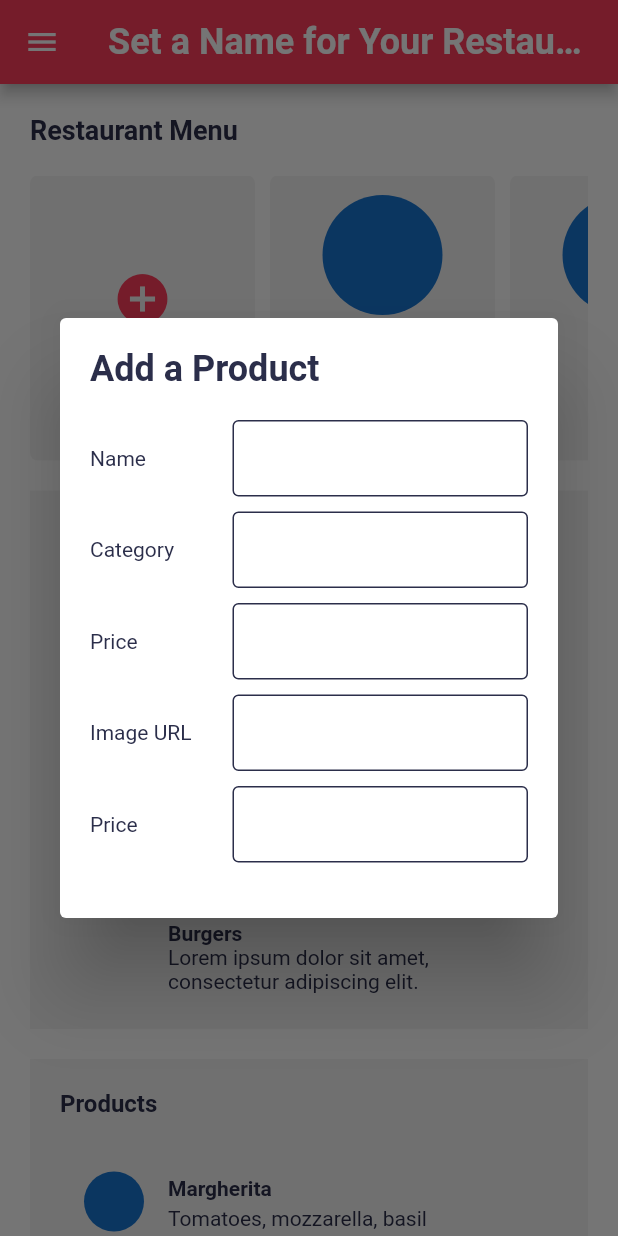
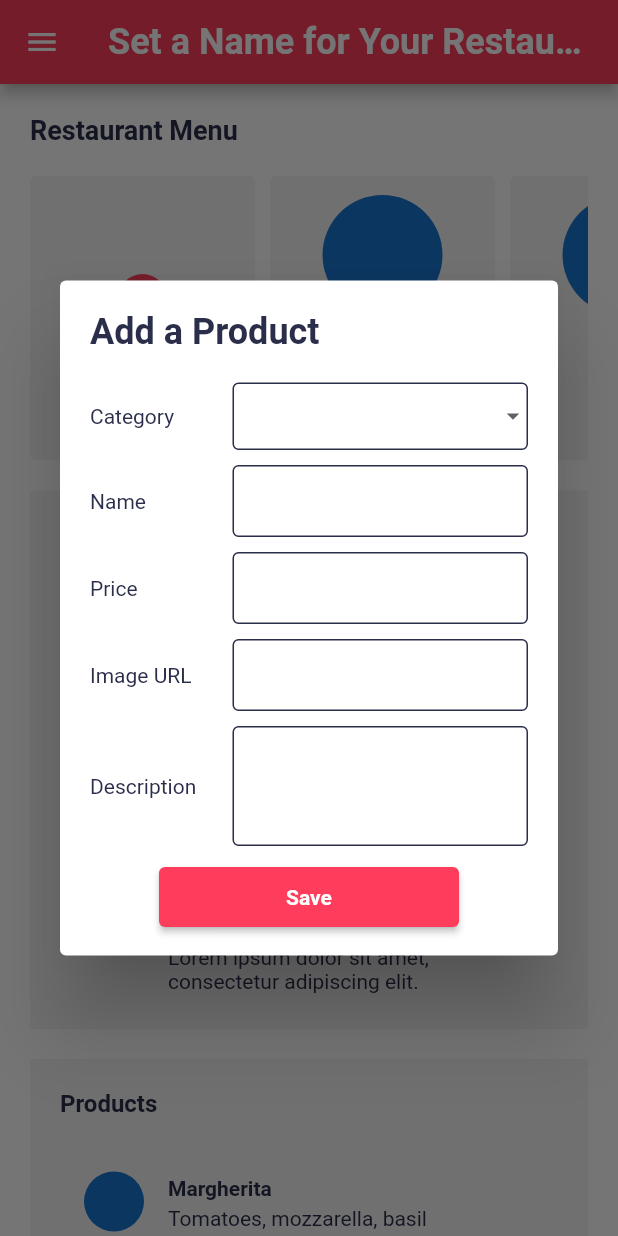
Before and after one commit to maxonflutter/flutter_food_delivery_restaurant_admin_panel, a Flutter app: the screen it shows after launch, after a tap on the "add circle" icon, on a phone screen of 412 x 824 dp. Run offline on Flutter 3.47's test engine with Material 2 defaults, Android fonts, the phone set to English and light mode, and no system bars; our stand-ins replace bloc, equatable, flutter_bloc; network calls fail; Roboto replaces fonts that are missing (Futura).

Commit message:
Add a new product

```diff
--- a/lib/blocs/product/product_bloc.dart
+++ b/lib/blocs/product/product_bloc.dart
@@ -16,6 +16,7 @@ class ProductBloc extends Bloc<ProductEvent, ProductState> {
       : _categoryBloc = categoryBloc,
         super(ProductLoading()) {
     on<LoadProducts>(_onLoadProducts);
+    on<AddProduct>(_onAddProduct);
     on<UpdateProducts>(_onUpdateProducts);
     on<SortProducts>(_onSortProducts);
 
@@ -36,6 +37,22 @@ class ProductBloc extends Bloc<ProductEvent, ProductState> {
   ) async {
     await Future<void>.delayed(const Duration(seconds: 1));
     emit(ProductLoaded(products: event.products));
+  }
+
+  void _onAddProduct(
+    AddProduct event,
+    Emitter<ProductState> emit,
+  ) {
+    if (state is ProductLoaded) {
+      print('Adding Product');
+      emit(
+        ProductLoaded(
+          products: List.from((state as ProductLoaded).products)
+            ..add(event.product),
+        ),
+      );
+      print(state);
+    }
   }
 
   void _onUpdateProducts(
--- a/lib/blocs/product/product_event.dart
+++ b/lib/blocs/product/product_event.dart
@@ -14,6 +14,15 @@ class LoadProducts extends ProductEvent {
 
   @override
   List<Object> get props => [products];
+}
+
+class AddProduct extends ProductEvent {
+  final Product product;
+
+  const AddProduct({required this.product});
+
+  @override
+  List<Object> get props => [product];
 }
 
 class UpdateProducts extends ProductEvent {
--- a/lib/models/product_model.dart
+++ b/lib/models/product_model.dart
@@ -1,22 +1,22 @@
 import 'package:equatable/equatable.dart';
 
 class Product extends Equatable {
-  final String id;
+  final String? id;
   final String name;
   final String category;
   final String description;
   final String imageUrl;
   final double price;
-  final int index;
+  final int? index;
 
   const Product({
-    required this.id,
+    this.id,
     required this.name,
     required this.category,
     required this.description,
     required this.imageUrl,
     required this.price,
-    required this.index,
+    this.index,
   });
 
   Product copyWith({
@@ -71,7 +71,6 @@ class Product extends Equatable {
       price: 4.99,
       imageUrl:
           'https://images.unsplash.com/photo-1540189549336-e6e99c3679fe?ixlib=rb-1.2.1&ixid=MnwxMjA3fDB8MHxwaG90by1wYWdlfHx8fGVufDB8fHx8&auto=format&fit=crop&w=687&q=80',
-      index: 0,
     ),
     Product(
       id: '2',
@@ -81,7 +80,6 @@ class Product extends Equatable {
       price: 4.99,
       imageUrl:
           'https://images.unsplash.com/photo-1540189549336-e6e99c3679fe?ixlib=rb-1.2.1&ixid=MnwxMjA3fDB8MHxwaG90by1wYWdlfHx8fGVufDB8fHx8&auto=format&fit=crop&w=687&q=80',
-      index: 1,
     ),
     Product(
       id: '3',
@@ -91,7 +89,6 @@ class Product extends Equatable {
       price: 4.99,
       imageUrl:
           'https://images.unsplash.com/photo-1540189549336-e6e99c3679fe?ixlib=rb-1.2.1&ixid=MnwxMjA3fDB8MHxwaG90by1wYWdlfHx8fGVufDB8fHx8&auto=format&fit=crop&w=687&q=80',
-      index: 2,
     ),
     Product(
       id: '4',
@@ -101,7 +98,6 @@ class Product extends Equatable {
       price: 4.99,
       imageUrl:
           'https://images.unsplash.com/photo-1540189549336-e6e99c3679fe?ixlib=rb-1.2.1&ixid=MnwxMjA3fDB8MHxwaG90by1wYWdlfHx8fGVufDB8fHx8&auto=format&fit=crop&w=687&q=80',
-      index: 3,
     ),
     Product(
       id: '5',
@@ -111,7 +107,6 @@ class Product extends Equatable {
       price: 1.99,
       imageUrl:
           'https://images.unsplash.com/photo-1540189549336-e6e99c3679fe?ixlib=rb-1.2.1&ixid=MnwxMjA3fDB8MHxwaG90by1wYWdlfHx8fGVufDB8fHx8&auto=format&fit=crop&w=687&q=80',
-      index: 4,
     ),
     Product(
       id: '6',
@@ -121,7 +116,6 @@ class Product extends Equatable {
       price: 1.99,
       imageUrl:
           'https://images.unsplash.com/photo-1540189549336-e6e99c3679fe?ixlib=rb-1.2.1&ixid=MnwxMjA3fDB8MHxwaG90by1wYWdlfHx8fGVufDB8fHx8&auto=format&fit=crop&w=687&q=80',
-      index: 5,
     ),
     Product(
       id: '7',
@@ -131,7 +125,6 @@ class Product extends Equatable {
       price: 1.99,
       imageUrl:
           'https://images.unsplash.com/photo-1540189549336-e6e99c3679fe?ixlib=rb-1.2.1&ixid=MnwxMjA3fDB8MHxwaG90by1wYWdlfHx8fGVufDB8fHx8&auto=format&fit=crop&w=687&q=80',
-      index: 6,
     ),
     Product(
       id: '8',
@@ -141,7 +134,6 @@ class Product extends Equatable {
       price: 1.99,
       imageUrl:
           'https://images.unsplash.com/photo-1540189549336-e6e99c3679fe?ixlib=rb-1.2.1&ixid=MnwxMjA3fDB8MHxwaG90by1wYWdlfHx8fGVufDB8fHx8&auto=format&fit=crop&w=687&q=80',
-      index: 7,
     ),
     Product(
       id: '9',
@@ -151,7 +143,6 @@ class Product extends Equatable {
       price: 1.99,
       imageUrl:
           'https://images.unsplash.com/photo-1540189549336-e6e99c3679fe?ixlib=rb-1.2.1&ixid=MnwxMjA3fDB8MHxwaG90by1wYWdlfHx8fGVufDB8fHx8&auto=format&fit=crop&w=687&q=80',
-      index: 8,
     ),
     Product(
       id: '10',
@@ -161,7 +152,6 @@ class Product extends Equatable {
       price: 9.99,
       imageUrl:
           'https://images.unsplash.com/photo-1540189549336-e6e99c3679fe?ixlib=rb-1.2.1&ixid=MnwxMjA3fDB8MHxwaG90by1wYWdlfHx8fGVufDB8fHx8&auto=format&fit=crop&w=687&q=80',
-      index: 9,
     ),
     Product(
       id: '11',
@@ -171,7 +161,6 @@ class Product extends Equatable {
       price: 9.99,
       imageUrl:
           'https://images.unsplash.com/photo-1540189549336-e6e99c3679fe?ixlib=rb-1.2.1&ixid=MnwxMjA3fDB8MHxwaG90by1wYWdlfHx8fGVufDB8fHx8&auto=format&fit=crop&w=687&q=80',
-      index: 10,
     )
   ];
 }
--- a/lib/screens/menu/menu_screen.dart
+++ b/lib/screens/menu/menu_screen.dart
@@ -20,24 +20,7 @@ class MenuScreen extends StatelessWidget {
       body: CustomLayout(
         title: 'Restaurant Menu',
         widgets: [
-          SizedBox(
-            width: double.infinity,
-            height: 200,
-            child: Padding(
-              padding: const EdgeInsets.only(bottom: 10.0),
-              child: ListView.builder(
-                shrinkWrap: true,
-                scrollDirection: Axis.horizontal,
-                itemCount: Product.products.length,
-                itemBuilder: (BuildContext context, int index) {
-                  return ProductCard(
-                    product: Product.products[index],
-                    index: index,
-                  );
-                },
-              ),
-            ),
-          ),
+          _buildProductCarousel(),
           const SizedBox(height: 10),
           Responsive.isWideDesktop(context) || Responsive.isDesktop(context)
               ? Container(
@@ -68,6 +51,42 @@ class MenuScreen extends StatelessWidget {
                 ),
         ],
       ),
+    );
+  }
+
+  BlocBuilder<ProductBloc, ProductState> _buildProductCarousel() {
+    return BlocBuilder<ProductBloc, ProductState>(
+      builder: (context, state) {
+        if (state is ProductLoading) {
+          return Center(
+            child: CircularProgressIndicator(
+              color: Theme.of(context).colorScheme.primary,
+            ),
+          );
+        }
+        if (state is ProductLoaded) {
+          return SizedBox(
+            width: double.infinity,
+            height: 200,
+            child: Padding(
+              padding: const EdgeInsets.only(bottom: 10.0),
+              child: ListView.builder(
+                shrinkWrap: true,
+                scrollDirection: Axis.horizontal,
+                itemCount: state.products.length,
+                itemBuilder: (BuildContext context, int index) {
+                  return ProductCard(
+                    product: state.products[index],
+                    index: index,
+                  );
+                },
+              ),
+            ),
+          );
+        } else {
+          return const Text('Something went wrong.');
+        }
+      },
     );
   }
 
--- /dev/null
+++ b/lib/widgets/custom_dropdown_button.dart
@@ -0,0 +1,58 @@
+import 'package:flutter/material.dart';
+
+class CustomDropdownButton extends StatelessWidget {
+  final List<String> items;
+  final Function(String?)? onChanged;
+
+  const CustomDropdownButton({
+    Key? key,
+    required this.items,
+    required this.onChanged,
+  }) : super(key: key);
+
+  @override
+  Widget build(BuildContext context) {
+    return Row(
+      children: [
+        SizedBox(
+          width: 75,
+          child: Text(
+            'Category',
+            style: Theme.of(context).textTheme.headline6,
+          ),
+        ),
+        const SizedBox(width: 20),
+        Expanded(
+          child: SizedBox(
+            height: 45,
+            child: DropdownButtonFormField(
+              iconSize: 20,
+              decoration: InputDecoration(
+                focusedBorder: OutlineInputBorder(
+                  borderSide: BorderSide(
+                    color: Theme.of(context).colorScheme.primary,
+                  ),
+                ),
+                enabledBorder: OutlineInputBorder(
+                  borderSide: BorderSide(
+                    color: Theme.of(context).colorScheme.onBackground,
+                  ),
+                ),
+              ),
+              items: items.map((value) {
+                return DropdownMenuItem<String>(
+                  value: value,
+                  child: Text(
+                    value,
+                    style: Theme.of(context).textTheme.headline6,
+                  ),
+                );
+              }).toList(),
+              onChanged: onChanged,
+            ),
+          ),
+        ),
+      ],
+    );
+  }
+}
--- a/lib/widgets/custom_text_form_field.dart
+++ b/lib/widgets/custom_text_form_field.dart
@@ -37,9 +37,8 @@ class CustomTextFormField extends StatelessWidget {
               maxLines: maxLines,
               initialValue: initialValue,
               onChanged: onChanged,
-              onEditingComplete: () {
-                print('Done');
-              },
+              onEditingComplete: () {},
+              style: Theme.of(context).textTheme.headline6,
               decoration: InputDecoration(
                 isDense: true,
                 focusedBorder: OutlineInputBorder(
--- a/lib/widgets/product_card.dart
+++ b/lib/widgets/product_card.dart
@@ -1,4 +1,6 @@
 import 'package:flutter/material.dart';
+import 'package:flutter_bloc/flutter_bloc.dart';
+import 'package:flutter_food_delivery_backend/blocs/product/product_bloc.dart';
 import 'package:flutter_food_delivery_backend/models/models.dart';
 import 'package:flutter_food_delivery_backend/widgets/widgets.dart';
 
@@ -30,64 +32,7 @@ class ProductCard extends StatelessWidget {
                     showDialog(
                       context: context,
                       builder: (BuildContext context) {
-                        return Dialog(
-                          child: Container(
-                            height: 400,
-                            width: 500,
-                            padding: const EdgeInsets.all(20.0),
-                            child: Column(
-                              crossAxisAlignment: CrossAxisAlignment.start,
-                              children: [
-                                Text(
-                                  'Add a Product',
-                                  style: Theme.of(context).textTheme.headline2,
-                                ),
-                                const SizedBox(height: 20),
-                                CustomTextFormField(
-                                  maxLines: 1,
-                                  title: 'Name',
-                                  hasTitle: true,
-                                  initialValue: '',
-                                  onChanged: (value) {},
-                                ),
-                                CustomTextFormField(
-                                  maxLines: 1,
-                                  title: 'Category',
-                                  hasTitle: true,
-                                  initialValue: '',
-                                  onChanged: (value) {},
-                                ),
-                                CustomTextFormField(
-                                  maxLines: 1,
-                                  title: 'Price',
-                                  hasTitle: true,
-                                  initialValue: '',
-                                  onChanged: (value) {},
-                                ),
-                                CustomTextFormField(
-                                  maxLines: 1,
-                                  title: 'Image URL',
-                                  hasTitle: true,
-                                  initialValue: '',
-                                  onChanged: (value) {},
-                                ),
-                                CustomTextFormField(
-                                  maxLines: 1,
-                                  title: 'Price',
-                                  hasTitle: true,
-                                  initialValue: '',
-                                  onChanged: (value) {},
-                                ),
-                              ],
-                            ),
-                          ),
-                        );
-
-                        // Container(
-                        //   width: 400,
-                        //   height: 400,
-                        //   color: Theme.of(context).colorScheme.background,
-                        // );
+                        return _buildNewProduct(context);
                       },
                     );
                   },
@@ -125,4 +70,96 @@ class ProductCard extends StatelessWidget {
             ),
     );
   }
+
+  Dialog _buildNewProduct(BuildContext context) {
+    Product product = const Product(
+      name: '',
+      category: '',
+      description: '',
+      imageUrl: '',
+      price: 0,
+    );
+
+    return Dialog(
+      child: Container(
+        height: 450,
+        width: 500,
+        padding: const EdgeInsets.all(20.0),
+        child: Column(
+          crossAxisAlignment: CrossAxisAlignment.start,
+          children: [
+            Text(
+              'Add a Product',
+              style: Theme.of(context).textTheme.headline2,
+            ),
+            const SizedBox(height: 20),
+            CustomDropdownButton(
+              items:
+                  Category.categories.map((category) => category.name).toList(),
+              onChanged: (value) {
+                product = product.copyWith(category: value);
+              },
+            ),
+            const SizedBox(height: 10),
+            CustomTextFormField(
+              maxLines: 1,
+              title: 'Name',
+              hasTitle: true,
+              initialValue: '',
+              onChanged: (value) {
+                product = product.copyWith(name: value);
+              },
+            ),
+            CustomTextFormField(
+              maxLines: 1,
+              title: 'Price',
+              hasTitle: true,
+              initialValue: '',
+              onChanged: (value) {
+                product = product.copyWith(price: double.parse(value));
+              },
+            ),
+            CustomTextFormField(
+              maxLines: 1,
+              title: 'Image URL',
+              hasTitle: true,
+              initialValue: '',
+              onChanged: (value) {
+                product = product.copyWith(imageUrl: value);
+              },
+            ),
+            CustomTextFormField(
+              maxLines: 3,
+              title: 'Description',
+              hasTitle: true,
+              initialValue: '',
+              onChanged: (value) {
+                product = product.copyWith(description: value);
+              },
+            ),
+            Center(
+              child: ElevatedButton(
+                onPressed: () {
+                  BlocProvider.of<ProductBloc>(context).add(
+                    AddProduct(product: product),
+                  );
+
+                  Navigator.pop(context);
+                },
+                style: ElevatedButton.styleFrom(
+                  fixedSize: const Size(200, 40),
+                ),
+                child: Text(
+                  'Save',
+                  style: Theme.of(context).textTheme.headline5!.copyWith(
+                        color: Colors.white,
+                      ),
+                ),
+              ),
+            ),
+          ],
+        ),
+      ),
+    );
+  }
 }
--- a/lib/widgets/widgets.dart
+++ b/lib/widgets/widgets.dart
@@ -2,6 +2,7 @@ export 'custom_appbar.dart';
 export 'custom_drawer.dart';
 export 'custom_layout.dart';
 export 'custom_text_form_field.dart';
+export 'custom_dropdown_button.dart';
 export 'product_card.dart';
 export 'product_listtile.dart';
 export 'category_listtile.dart';
```
